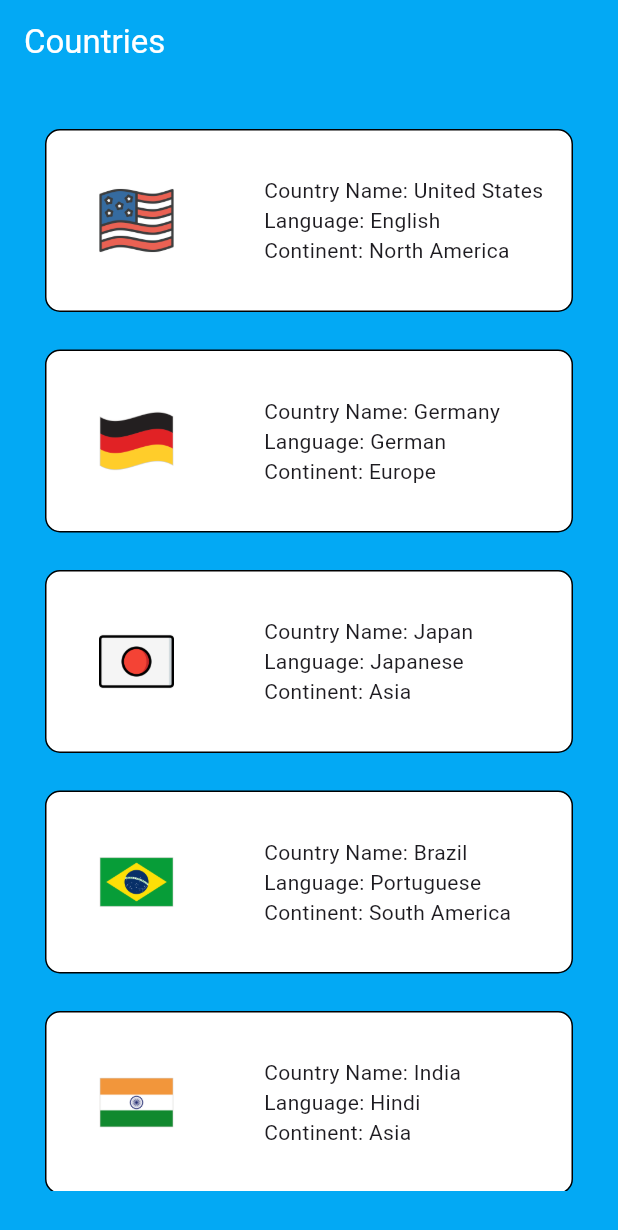
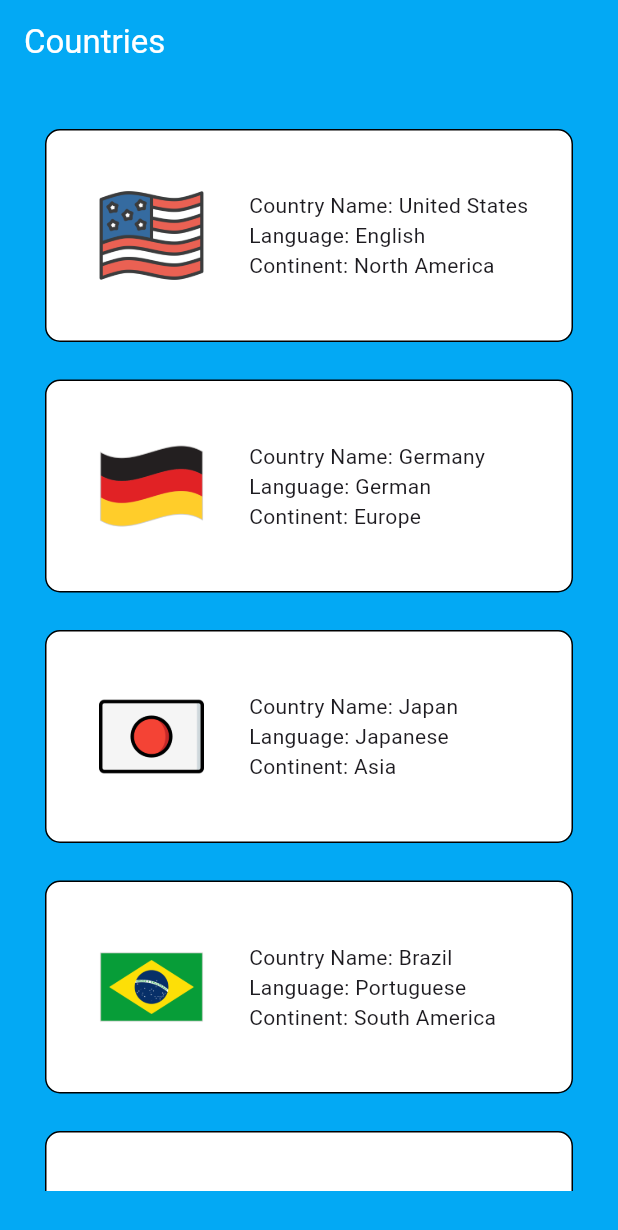
Before and after one commit to Yakage/CountryListView, a Flutter app: the screen it shows after launch, on a phone screen of 412 x 824 dp. Shown: the top 1230 px of the screen. Run offline on Flutter 3.47's test engine with Material 3 defaults, Android fonts, the phone set to English and light mode, and no system bars.

Commit message:
Delete the debug flag and fix the paddings

```diff
--- a/lib/country_list_view.dart
+++ b/lib/country_list_view.dart
@@ -35,7 +35,9 @@ class _CountryListViewState extends State<CountryListView> {
             margin: const EdgeInsets.all(30),
             child: ListView.separated(
             itemCount: countries.length,
-            separatorBuilder: (context, index) => const SizedBox(height: 25,),
+            separatorBuilder: (context, index) => const SizedBox(
+              height: 25,
+            ),
             itemBuilder: (context, index) {
             return Container(
               padding: const EdgeInsets.all(15),
@@ -45,20 +47,18 @@ class _CountryListViewState extends State<CountryListView> {
                   border: Border.all(
                     color: Colors.black,
                     width: 1,
-                  )
-                ),
+                  )),
               child: Row(
                 mainAxisAlignment: MainAxisAlignment.start,
                 children: [
                   Padding(
-                        padding: const EdgeInsets.fromLTRB(20, 20, 60, 20),
+                      padding: const EdgeInsets.fromLTRB(20, 20, 30, 20),
                       child: Image.asset(
                         countries[index].flagIcon,
-                          width: 50,
-                          height: 50,
+                        width: 70,
+                        height: 70,
                         fit: BoxFit.cover,
-                        )
-                      ),
+                      )),
                   Column(
                     mainAxisAlignment: MainAxisAlignment.center,
                     crossAxisAlignment: CrossAxisAlignment.start,
@@ -73,8 +73,7 @@ class _CountryListViewState extends State<CountryListView> {
             );
           },
         ),
-        )
-      ),
+      )),
     );
   }
 }
--- a/lib/main.dart
+++ b/lib/main.dart
@@ -11,6 +11,7 @@ class MyApp extends StatelessWidget {
   @override
   Widget build(BuildContext context) {
     return const MaterialApp(
+      debugShowCheckedModeBanner: false,
       home: Scaffold(
         body: CountryListView(),
       ),
```
Lines whose indentation alone changed are shown as unchanged.
